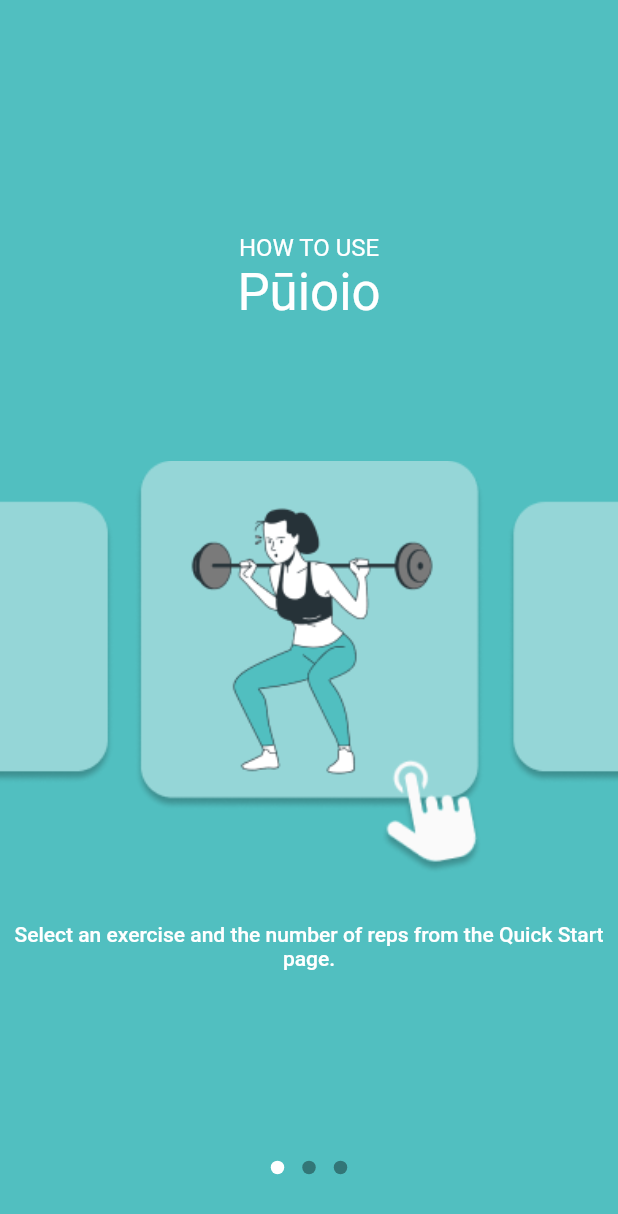
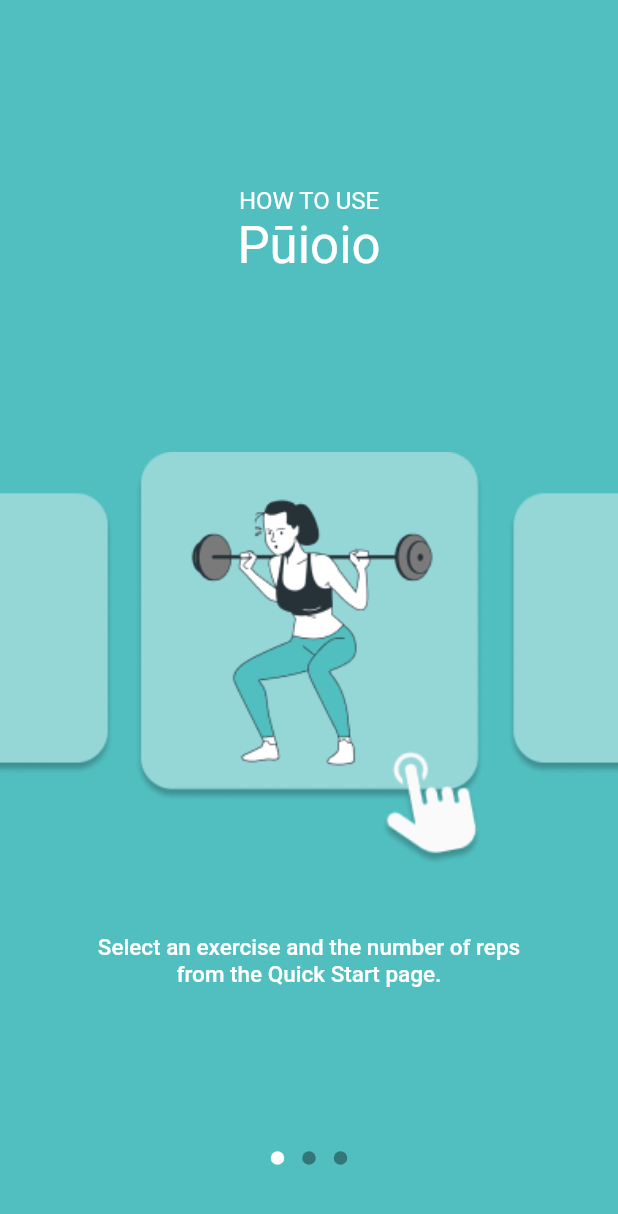
Before and after one commit to Automated-Exercise-Repetition-Counting/AutomatedRepCountingApp, a Flutter app: the HelpPages screen opened directly, on a phone screen of 412 x 824 dp. Shown: the top 1214 px of the screen. Run offline on Flutter 3.47's test engine with Material 2 defaults, Android fonts, the light colour scheme and no system bars; drawn by our look-alikes of dots_indicator; our stand-ins replace bottom_navy_bar, camera, carousel_slider, lottie, native_opencv, syncfusion_flutter_gauges; missing offline and left inert: google_mlkit_commons, google_mlkit_pose_detection; project files that could hold a hidden picture were left out.

Commit message:
feat: improves styling of help pages

```diff
--- a/lib/screens/help_page.dart
+++ b/lib/screens/help_page.dart
@@ -29,9 +29,7 @@
       body: Column(
         mainAxisAlignment: MainAxisAlignment.spaceAround,
         children: [
-          const SizedBox(
-            height: 50,
-          ),
+          const SizedBox.shrink(),
           buildTitle(context),
           buildHelpPage(context),
           DotsIndicator(
@@ -47,14 +45,16 @@
   }
 
   Widget buildTitle(BuildContext context) {
-    return Column(crossAxisAlignment: CrossAxisAlignment.center, children: [
+    return Column(
+        mainAxisSize: MainAxisSize.min,
+        crossAxisAlignment: CrossAxisAlignment.center,
+        children: [
           Text(
             "HOW TO USE",
             style: Theme.of(context).textTheme.subtitle1!.copyWith(
                   color: Theme.of(context).colorScheme.onPrimary,
                 ),
             textAlign: TextAlign.center,
-        textDirection: TextDirection.ltr,
           ),
           Text(
             "Pūioio",
@@ -62,7 +62,6 @@
                   color: Theme.of(context).colorScheme.onPrimary,
                 ),
             textAlign: TextAlign.center,
-        textDirection: TextDirection.ltr,
           ),
         ]);
   }
@@ -98,14 +97,19 @@
           child: image,
         ),
         // text
-        Text(
+        Padding(
+          padding: EdgeInsets.symmetric(
+              horizontal: MediaQuery.of(context).size.width * 0.125),
+          child: Text(
             title,
             style: Theme.of(context).textTheme.bodyLarge!.copyWith(
                   color: Theme.of(context).colorScheme.onPrimary,
+                  fontSize: 15,
                 ),
             textAlign: TextAlign.center,
           ),
-        const SizedBox(height: 50),
+        ),
+        const SizedBox(height: 20),
       ],
     );
   }
```
Lines whose indentation alone changed are shown as unchanged.
